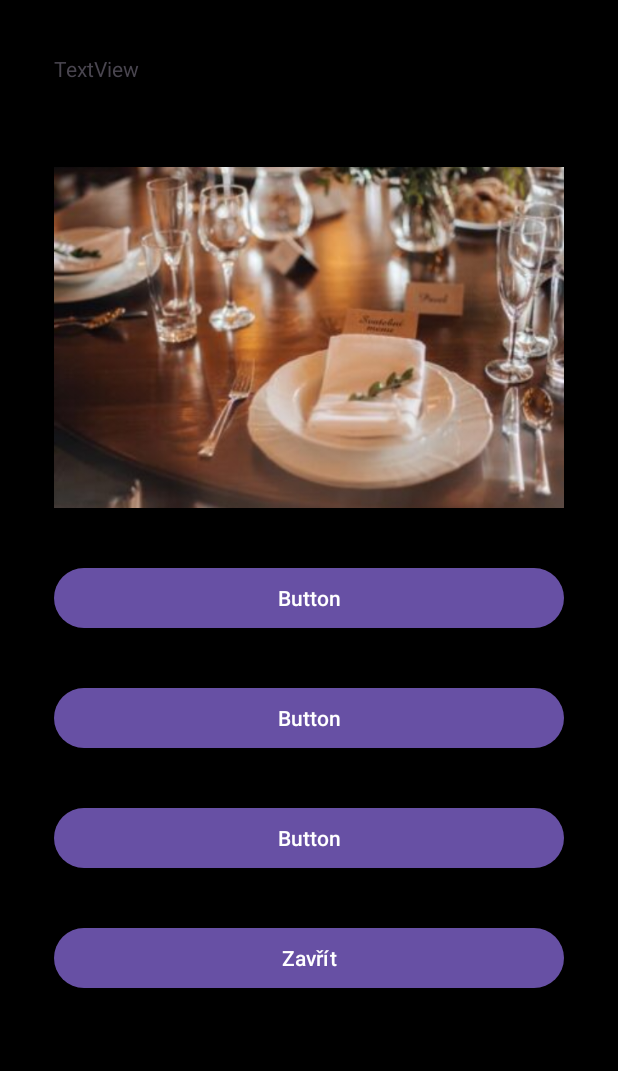
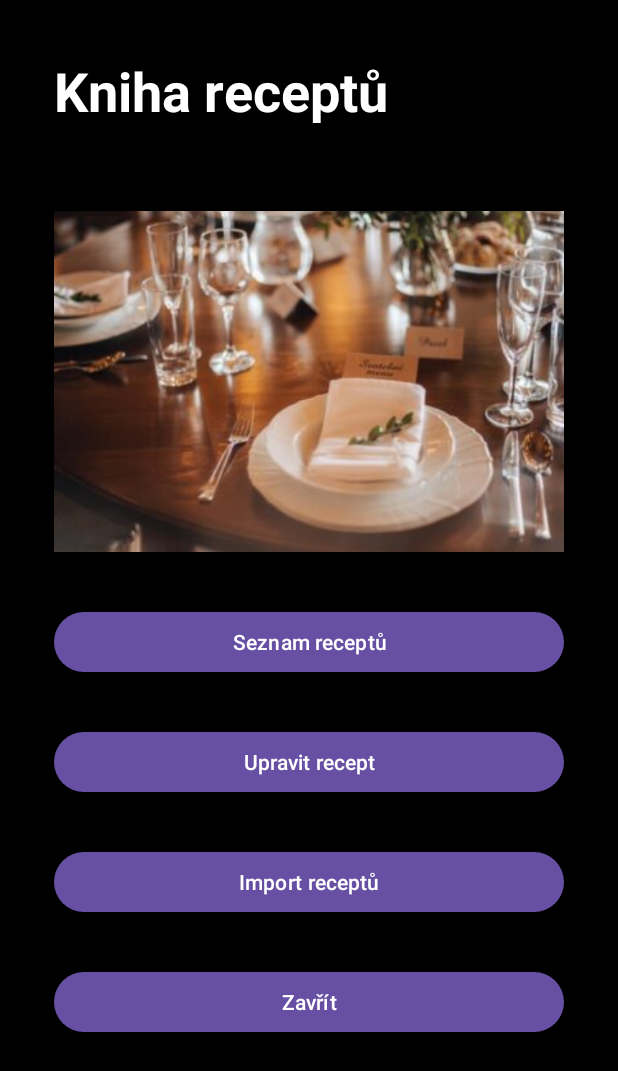
Before and after one commit to lightbringer2/recipes, an Android app built with Jetpack Compose: the screen it shows after launch (MainActivity), on a phone screen of 412 x 824 dp. Shown: the top 1071 px of the screen. Run offline under Robolectric (Android 15) with nearby library versions, the phone set to English and light mode, and no system bars.

Commit message:
Redesign activity_main
Úpravy layoutu, definice navmenu.

```diff
--- a/app/src/main/res/layout/activity_main2.xml
+++ b/app/src/main/res/layout/activity_main2.xml
@@ -12,8 +12,11 @@
         android:id="@+id/textView"
         android:layout_width="match_parent"
         android:layout_height="wrap_content"
+        android:textSize="36dp"
+        android:textStyle="bold"
+        android:textColor="@color/white"
         android:layout_margin="36dp"
-        android:text="TextView" />
+        android:text="Kniha receptů" />
 
     <ImageView
         android:id="@+id/imageView2"
@@ -26,25 +29,25 @@
         android:id="@+id/button"
         android:layout_width="match_parent"
         android:layout_height="wrap_content"
+        android:layout_marginHorizontal="36dp"
         android:layout_marginVertical="16dp"
-        android:layout_marginHorizontal="36dp"
-        android:text="Button" />
+        android:text="Seznam receptů" />
 
     <Button
         android:id="@+id/button2"
         android:layout_width="match_parent"
         android:layout_height="wrap_content"
+        android:layout_marginHorizontal="36dp"
         android:layout_marginVertical="16dp"
-        android:layout_marginHorizontal="36dp"
-        android:text="Button" />
+        android:text="Upravit recept" />
 
     <Button
         android:id="@+id/button3"
         android:layout_width="match_parent"
         android:layout_height="wrap_content"
+        android:layout_marginHorizontal="36dp"
         android:layout_marginVertical="16dp"
-        android:layout_marginHorizontal="36dp"
-        android:text="Button" />
+        android:text="Import receptů" />
 
     <Button
         android:id="@+id/btnClose"
```
